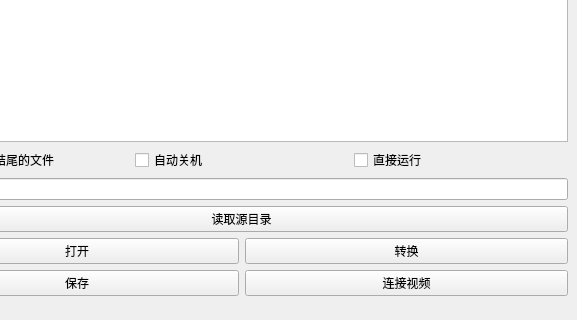
Above: python/pyTools/J_VideoConverterUI.ui from wangziheng0426/JMadOnion before the change; both pictures show x 94 to 671 and y 254 to 574 of the 671 by 706 pixel window. Below: the same form after it.
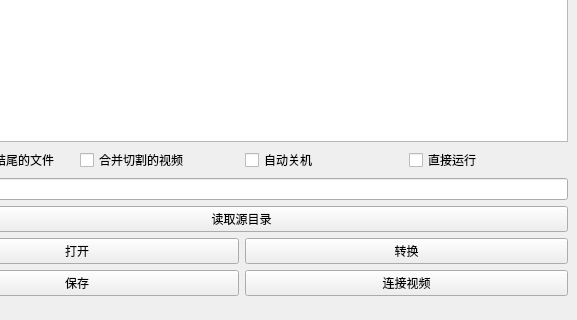
That is the form after the change.

Commit message: combin video

```diff
--- a/python/pyTools/J_VideoConverterUI.ui
+++ b/python/pyTools/J_VideoConverterUI.ui
@@ -42,6 +42,13 @@
           </property>
          </widget>
         </item>
+        <item>
+         <widget class="QCheckBox" name="checkBox_combinVideo">
+          <property name="text">
+           <string>合并切割的视频</string>
+          </property>
+         </widget>
+        </item>
         <item>
          <widget class="QCheckBox" name="checkBox_shutdown">
           <property name="text">
```
The commit also changes 3 other files.
